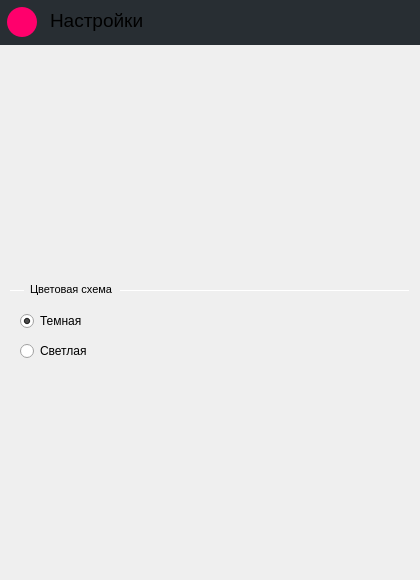
Qt form Client/settings.ui (KarpovVlY/Client) before a commit.
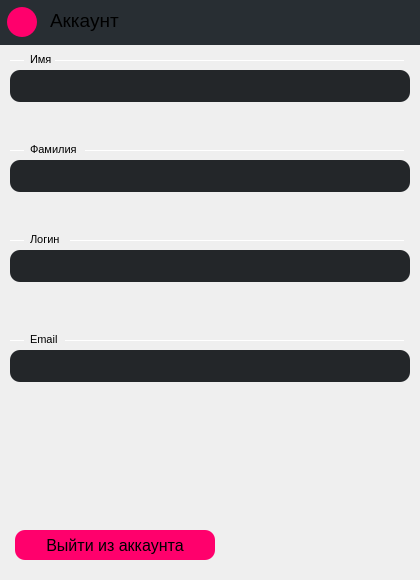
The same form after that commit. Icons and pictures are not drawn.

```diff
--- a/Client/settings.ui
+++ b/Client/settings.ui
@@ -40,7 +40,7 @@
      </font>
     </property>
     <property name="text">
-     <string>Настройки</string>
+     <string>Аккаунт</string>
     </property>
    </widget>
    <widget class="QPushButton" name="cancelButon">
@@ -76,50 +76,21 @@
     </property>
    </widget>
   </widget>
-  <widget class="QRadioButton" name="blackRadioButton">
-   <property name="geometry">
-    <rect>
-     <x>20</x>
-     <y>310</y>
-     <width>105</width>
-     <height>22</height>
-    </rect>
-   </property>
-   <property name="text">
-    <string>Темная</string>
-   </property>
-   <property name="checked">
-    <bool>true</bool>
-   </property>
-  </widget>
-  <widget class="QRadioButton" name="whiteRadioButton">
-   <property name="geometry">
-    <rect>
-     <x>20</x>
-     <y>340</y>
-     <width>105</width>
-     <height>22</height>
-    </rect>
-   </property>
-   <property name="text">
-    <string>Светлая</string>
-   </property>
-  </widget>
   <widget class="QWidget" name="titleHint_1" native="true">
    <property name="geometry">
     <rect>
      <x>10</x>
-     <y>280</y>
-     <width>400</width>
+     <y>50</y>
+     <width>401</width>
      <height>16</height>
     </rect>
    </property>
    <widget class="Line" name="line">
     <property name="geometry">
      <rect>
-      <x>110</x>
+      <x>45</x>
       <y>10</y>
-      <width>290</width>
+      <width>350</width>
       <height>1</height>
      </rect>
     </property>
@@ -145,7 +116,7 @@
      <rect>
       <x>20</x>
       <y>0</y>
-      <width>91</width>
+      <width>31</width>
       <height>18</height>
      </rect>
     </property>
@@ -155,10 +126,316 @@
      </font>
     </property>
     <property name="text">
-     <string>Цветовая схема</string>
+     <string>Имя</string>
     </property>
    </widget>
   </widget>
+  <widget class="QWidget" name="titleHint_2" native="true">
+   <property name="geometry">
+    <rect>
+     <x>10</x>
+     <y>140</y>
+     <width>401</width>
+     <height>16</height>
+    </rect>
+   </property>
+   <widget class="Line" name="line_3">
+    <property name="geometry">
+     <rect>
+      <x>75</x>
+      <y>10</y>
+      <width>320</width>
+      <height>1</height>
+     </rect>
+    </property>
+    <property name="orientation">
+     <enum>Qt::Horizontal</enum>
+    </property>
+   </widget>
+   <widget class="Line" name="line_4">
+    <property name="geometry">
+     <rect>
+      <x>0</x>
+      <y>10</y>
+      <width>15</width>
+      <height>1</height>
+     </rect>
+    </property>
+    <property name="orientation">
+     <enum>Qt::Horizontal</enum>
+    </property>
+   </widget>
+   <widget class="QLabel" name="label_2">
+    <property name="geometry">
+     <rect>
+      <x>20</x>
+      <y>0</y>
+      <width>51</width>
+      <height>18</height>
+     </rect>
+    </property>
+    <property name="font">
+     <font>
+      <pointsize>8</pointsize>
+     </font>
+    </property>
+    <property name="text">
+     <string>Фамилия</string>
+    </property>
+   </widget>
+  </widget>
+  <widget class="QLineEdit" name="nameLineEdit">
+   <property name="geometry">
+    <rect>
+     <x>10</x>
+     <y>70</y>
+     <width>400</width>
+     <height>32</height>
+    </rect>
+   </property>
+   <property name="styleSheet">
+    <string notr="true">border-style: solid;
+border-radius: 10px; 
+
+color:  #FFF; 
+background-color: rgb(35, 38, 41); 
+selection-background-color: rgb(43,45,56);  
+
+
+padding-left: 10px;
+padding-right: 10px; 
+padding-top:5px;
+padding-bottom:5px;</string>
+   </property>
+   <property name="readOnly">
+    <bool>true</bool>
+   </property>
+  </widget>
+  <widget class="QLineEdit" name="surnameLineEdit">
+   <property name="geometry">
+    <rect>
+     <x>10</x>
+     <y>160</y>
+     <width>400</width>
+     <height>32</height>
+    </rect>
+   </property>
+   <property name="styleSheet">
+    <string notr="true">border-style: solid;
+border-radius: 10px; 
+
+color:  #FFF; 
+background-color: rgb(35, 38, 41); 
+selection-background-color: rgb(43,45,56);  
+
+
+padding-left: 10px;
+padding-right: 10px; 
+padding-top:5px;
+padding-bottom:5px;</string>
+   </property>
+   <property name="readOnly">
+    <bool>true</bool>
+   </property>
+  </widget>
+  <widget class="QLineEdit" name="loginLineEdit">
+   <property name="geometry">
+    <rect>
+     <x>10</x>
+     <y>250</y>
+     <width>400</width>
+     <height>32</height>
+    </rect>
+   </property>
+   <property name="styleSheet">
+    <string notr="true">border-style: solid;
+border-radius: 10px; 
+
+color:  #FFF; 
+background-color: rgb(35, 38, 41); 
+selection-background-color: rgb(43,45,56);  
+
+
+padding-left: 10px;
+padding-right: 10px; 
+padding-top:5px;
+padding-bottom:5px;</string>
+   </property>
+   <property name="readOnly">
+    <bool>true</bool>
+   </property>
+  </widget>
+  <widget class="QWidget" name="titleHint_3" native="true">
+   <property name="geometry">
+    <rect>
+     <x>10</x>
+     <y>230</y>
+     <width>401</width>
+     <height>16</height>
+    </rect>
+   </property>
+   <widget class="Line" name="line_5">
+    <property name="geometry">
+     <rect>
+      <x>60</x>
+      <y>10</y>
+      <width>335</width>
+      <height>1</height>
+     </rect>
+    </property>
+    <property name="orientation">
+     <enum>Qt::Horizontal</enum>
+    </property>
+   </widget>
+   <widget class="Line" name="line_6">
+    <property name="geometry">
+     <rect>
+      <x>0</x>
+      <y>10</y>
+      <width>15</width>
+      <height>1</height>
+     </rect>
+    </property>
+    <property name="orientation">
+     <enum>Qt::Horizontal</enum>
+    </property>
+   </widget>
+   <widget class="QLabel" name="label_3">
+    <property name="geometry">
+     <rect>
+      <x>20</x>
+      <y>0</y>
+      <width>51</width>
+      <height>18</height>
+     </rect>
+    </property>
+    <property name="font">
+     <font>
+      <pointsize>8</pointsize>
+     </font>
+    </property>
+    <property name="text">
+     <string>Логин</string>
+    </property>
+   </widget>
+  </widget>
+  <widget class="QLineEdit" name="emailLineEdit">
+   <property name="geometry">
+    <rect>
+     <x>10</x>
+     <y>350</y>
+     <width>400</width>
+     <height>32</height>
+    </rect>
+   </property>
+   <property name="styleSheet">
+    <string notr="true">border-style: solid;
+border-radius: 10px; 
+
+color:  #FFF; 
+background-color: rgb(35, 38, 41); 
+selection-background-color: rgb(43,45,56);  
+
+
+padding-left: 10px;
+padding-right: 10px; 
+padding-top:5px;
+padding-bottom:5px;</string>
+   </property>
+   <property name="readOnly">
+    <bool>true</bool>
+   </property>
+  </widget>
+  <widget class="QWidget" name="titleHint_4" native="true">
+   <property name="geometry">
+    <rect>
+     <x>10</x>
+     <y>330</y>
+     <width>401</width>
+     <height>16</height>
+    </rect>
+   </property>
+   <widget class="Line" name="line_7">
+    <property name="geometry">
+     <rect>
+      <x>55</x>
+      <y>10</y>
+      <width>340</width>
+      <height>1</height>
+     </rect>
+    </property>
+    <property name="orientation">
+     <enum>Qt::Horizontal</enum>
+    </property>
+   </widget>
+   <widget class="Line" name="line_8">
+    <property name="geometry">
+     <rect>
+      <x>0</x>
+      <y>10</y>
+      <width>15</width>
+      <height>1</height>
+     </rect>
+    </property>
+    <property name="orientation">
+     <enum>Qt::Horizontal</enum>
+    </property>
+   </widget>
+   <widget class="QLabel" name="label_4">
+    <property name="geometry">
+     <rect>
+      <x>20</x>
+      <y>0</y>
+      <width>51</width>
+      <height>18</height>
+     </rect>
+    </property>
+    <property name="font">
+     <font>
+      <pointsize>8</pointsize>
+     </font>
+    </property>
+    <property name="text">
+     <string>Email</string>
+    </property>
+   </widget>
+  </widget>
+  <widget class="QPushButton" name="exitButton">
+   <property name="geometry">
+    <rect>
+     <x>15</x>
+     <y>530</y>
+     <width>200</width>
+     <height>30</height>
+    </rect>
+   </property>
+   <property name="font">
+    <font>
+     <pointsize>12</pointsize>
+     <weight>50</weight>
+     <bold>false</bold>
+     <strikeout>false</strikeout>
+    </font>
+   </property>
+   <property name="styleSheet">
+    <string notr="true">background-color: #ff006c;
+ border-style: solid;
+ border-radius:10px;
+ max-width:200px;
+ max-height:30px;
+ min-width:200px;
+ min-height:30px;</string>
+   </property>
+   <property name="text">
+    <string>Выйти из аккаунта</string>
+   </property>
+   <property name="iconSize">
+    <size>
+     <width>30</width>
+     <height>30</height>
+    </size>
+   </property>
+  </widget>
  </widget>
  <resources/>
  <connections/>
```
